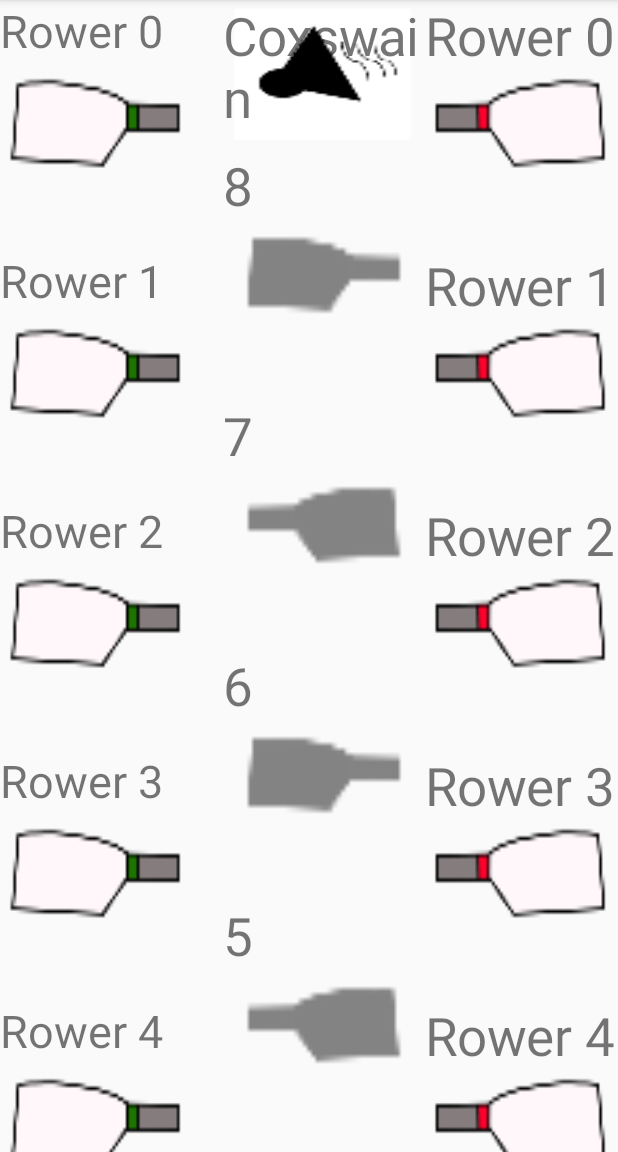
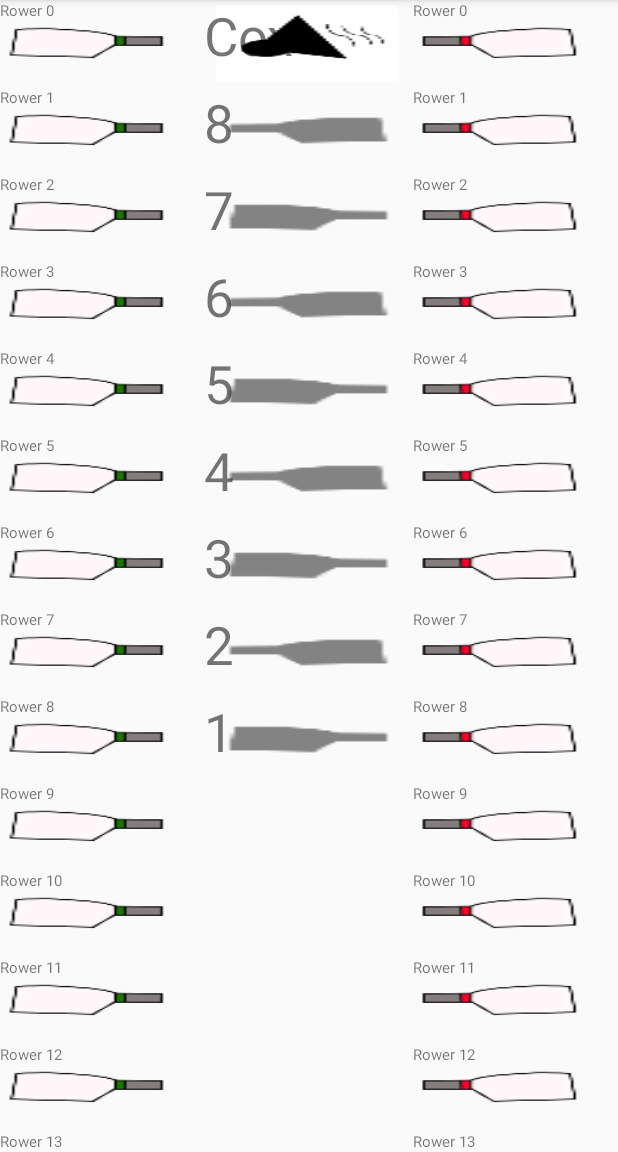
Before and after one commit to ginagr/ThePerfectLineup, an Android app: the screen it shows after launch (DropActivity), on a phone screen of 412 x 824 dp, the part 84-1236 px from its top. Run offline under Robolectric (Android 15) with nearby library versions, the phone set to English and light mode, and no system bars.

Commit message:
Fixed layout

```diff
--- a/app/src/main/java/edu/wpi/www/theperfectlineup/DropActivity.java
+++ b/app/src/main/java/edu/wpi/www/theperfectlineup/DropActivity.java
@@ -3,20 +3,20 @@
 import android.os.Bundle;
 import android.content.ClipData;
 import android.graphics.Typeface;
+import android.util.TypedValue;
+import android.view.Display;
 import android.view.DragEvent;
 import android.view.MotionEvent;
 import android.view.View;
 import android.view.View.DragShadowBuilder;
 import android.view.View.OnDragListener;
 import android.view.View.OnTouchListener;
-import android.view.ViewGroup;
 import android.widget.TextView;
 import android.widget.LinearLayout;
-import android.view.ViewGroup.LayoutParams;
 
 public class DropActivity extends AppCompatActivity {
 
-    private int numOfRowers = 10;        //TODO fill with roster data
+    private int numOfRowers = 15;        //TODO fill with roster data
     private TextView[] portRowers = new TextView[numOfRowers];  //TODO add textView to portrower obj
     private TextView[] starRowers = new TextView[numOfRowers];
 
@@ -25,12 +25,16 @@
         super.onCreate(savedInstanceState);
         setContentView(R.layout.activity_drop);
 
-        addRowers();
+        Display display = getWindowManager().getDefaultDisplay();
+        int width = display.getWidth();
 
-        addBoat();TextView temp = new TextView(this);
+        addRowers(width);
+
+        addBoat(width);
+        TextView temp = new TextView(this);
     }
 
-    public void addRowers()
+    public void addRowers(int width)
     {
         //TODO call either port or starboard method by id
 
@@ -42,9 +46,9 @@
             portRowers[i] = new TextView(this);     //TODO initialize in portrower object
             portRowers[i].setText("Rower " + i);    //TODO change i to name attribute
             portRowers[i].setBackgroundResource(R.drawable.portrower);
-            portRowers[i].setTextSize(1, 35);
-            portRowers[i].setWidth(450);
-            portRowers[i].setHeight(250);
+            portRowers[i].setTextSize(TypedValue.COMPLEX_UNIT_SP, 10);
+            portRowers[i].setWidth((int) (width / 3 * .85));
+            portRowers[i].setHeight((int) (width / 3 * .85) / 2);
             portRowers[i].setMaxLines(2);
             portRowers[i].setOnTouchListener(new ChoiceTouchListener());
             layout.addView(portRowers[i]);
@@ -57,44 +61,44 @@
         {
             starRowers[i] = new TextView(this);     //TODO initialize in portrower object
             starRowers[i].setText("Rower " + i);    //TODO change i to name attribute
-            starRowers[i].setTextSize(1, 30);
+            starRowers[i].setTextSize(TypedValue.COMPLEX_UNIT_SP, 10);
             starRowers[i].setBackgroundResource(R.drawable.starboardrower);
-            starRowers[i].setWidth(450);
-            starRowers[i].setHeight(250);
+            starRowers[i].setWidth((int)(width/3*.85));
+            starRowers[i].setHeight((int)(width/3*.85)/2);
             starRowers[i].setMaxLines(3);
             starRowers[i].setOnTouchListener(new ChoiceTouchListener());
             layout2.addView(starRowers[i]);
         }
     }
 
-    public void addBoat()
+    public void addBoat(int width)
     {
         LinearLayout layout = (LinearLayout)findViewById(R.id.boatLinearLayout);
         layout.setScrollContainer(true);
-        layout.getLayoutParams().height = LayoutParams.WRAP_CONTENT;
-        layout.getLayoutParams().width = LayoutParams.WRAP_CONTENT;
         TextView temp = new TextView(this);
-        temp.setText("Coxswain");
+        temp.setText("Cox");
         temp.setTextSize(1, 35);
         temp.setBackgroundResource(R.drawable.cox);
-        temp.setWidth(250);
-        temp.setHeight(150);
+        temp.setWidth((int) (width / 3 * .85));
+        temp.setHeight((int) (width / 3 * .85) / 2);
         temp.setOnDragListener(new ChoiceDragListener());
         layout.addView(temp);
         for (int i = 8; i > 0; i--)
         {
             temp = new TextView(this);
-            if (i % 2 == 0) {
+            if (i % 2 != 0) {
                 temp.setText("" + i);
                 temp.setBackgroundResource(R.drawable.starboardrower_shadow);
-                temp.setHeight(250);
+                temp.setWidth((int) (width / 3 * .85));
+                temp.setHeight((int) (width / 3 * .85) / 2);
                 temp.setTextSize(1, 35);
                 temp.setOnDragListener(new ChoiceDragListener());
                 layout.addView(temp);
             } else {
                 temp.setText("" + i);
                 temp.setBackgroundResource(R.drawable.portrower_shadow);
-                temp.setHeight(250);
+                temp.setWidth((int) (width / 3 * .85));
+                temp.setHeight((int) (width / 3 * .85) / 2);
                 temp.setTextSize(1, 35);
                 temp.setOnDragListener(new ChoiceDragListener());
                 layout.addView(temp);
@@ -143,6 +147,7 @@
                     TextView dropped = (TextView) view;
                     //update the text in the target view to reflect the data being dropped
                     dropTarget.setText(dropped.getText());
+                    dropTarget.setTextSize(TypedValue.COMPLEX_UNIT_SP, 10);
                     //  String temp = dropped.getText().toString();
                     // temp = temp.charAt(temp.length()-1);
                     //  int temp2 = Integer.parseInt(temp);
@@ -152,8 +157,10 @@
                     else {
                         dropTarget.setBackgroundResource(R.drawable.starboardrower);
                     }
-                    dropTarget.setHeight(202);
-                    dropTarget.setWidth(20);
+                    Display display = getWindowManager().getDefaultDisplay();
+                    int width = display.getWidth();
+                    dropTarget.setWidth((int) (width / 3 * .85));
+                    dropTarget.setHeight((int) (width / 3 * .85) / 2);
                     dropTarget.setPaddingRelative(0, 0, 0, 0);
                     //make it bold to highlight the fact that an item has been dropped
                     dropTarget.setTypeface(Typeface.DEFAULT_BOLD);
--- a/app/src/main/res/drawable/portrower.xml
+++ b/app/src/main/res/drawable/portrower.xml
@@ -1,17 +1,6 @@
 <?xml version="1.0" encoding="utf-8"?>
 <layer-list xmlns:android="http://schemas.android.com/apk/res/android" >
     <item
-       android:drawable="@mipmap/port_image"
+        android:drawable="@mipmap/port_image"
         />
-
-    <padding
-        android:bottom="20dp"
-        android:left="20dp"
-        android:right="20dp"
-        android:top="20dp" />
-
-    <size
-        android:height = "120dp"
-        android:width="250dp" />
-
 </layer-list>
--- a/app/src/main/res/drawable/portrower_shadow.xml
+++ b/app/src/main/res/drawable/portrower_shadow.xml
@@ -1,17 +1,6 @@
 <?xml version="1.0" encoding="utf-8"?>
 <layer-list xmlns:android="http://schemas.android.com/apk/res/android" >
     <item
-       android:drawable="@drawable/port_shadow"
+        android:drawable="@drawable/port_shadow"
         />
-
-    <padding
-        android:bottom="20dp"
-        android:left="20dp"
-        android:right="20dp"
-        android:top="20dp" />
-
-    <size
-        android:height = "135dp"
-        android:width="300dp" />
-
 </layer-list>
--- a/app/src/main/res/drawable/starboardrower.xml
+++ b/app/src/main/res/drawable/starboardrower.xml
@@ -1,17 +1,6 @@
 <?xml version="1.0" encoding="utf-8"?>
 <layer-list xmlns:android="http://schemas.android.com/apk/res/android" >
     <item
-       android:drawable="@mipmap/starboard_image"
+        android:drawable="@mipmap/starboard_image"
         />
-
-    <padding
-        android:bottom="20dp"
-        android:left="20dp"
-        android:right="20dp"
-        android:top="20dp" />
-
-    <size
-        android:height = "120dp"
-        android:width="250dp" />
-
 </layer-list>
--- a/app/src/main/res/drawable/starboardrower_shadow.xml
+++ b/app/src/main/res/drawable/starboardrower_shadow.xml
@@ -3,15 +3,4 @@
     <item
         android:drawable="@drawable/starboard_shadow"
         />
-
-    <padding
-        android:bottom="20dp"
-        android:left="20dp"
-        android:right="20dp"
-        android:top="20dp" />
-
-    <size
-        android:height = "135dp"
-        android:width="300dp" />
-
 </layer-list>
--- a/app/src/main/res/layout/activity_drop.xml
+++ b/app/src/main/res/layout/activity_drop.xml
@@ -5,43 +5,47 @@
                android:orientation="horizontal"
                android:weightSum = "4">
 
+    <LinearLayout
+        android:layout_width="wrap_content"
+        android:layout_height="match_parent"
+        android:layout_weight="1.25">
         <ScrollView
-        android:layout_width="155dp"
-        android:layout_height="wrap_content"
-        android:layout_weight="1.25">
+            android:layout_width="wrap_content"
+            android:layout_height="match_parent">
             <LinearLayout xmlns:android="http://schemas.android.com/apk/res/android"
                           android:layout_width="wrap_content"
                           android:layout_height="wrap_content"
                           android:orientation="vertical"
-                      android:layout_weight="1"
+
                           android:id="@+id/starboardRowerLinearLayout">
             </LinearLayout>
         </ScrollView>
+    </LinearLayout>
 
 
     <LinearLayout xmlns:android="http://schemas.android.com/apk/res/android"
                   android:layout_width="wrap_content"
-                  android:layout_height="wrap_content"
-                  android:layout_weight="1.50"
+                  android:layout_height="match_parent"
+                  android:layout_weight="1.5"
                   android:orientation="vertical"
-                  android:paddingLeft="20dp"
-                  android:paddingRight="0dp"
-                  android:id="@+id/boatLinearLayout"
-        >
-
+                  android:id="@+id/boatLinearLayout">
     </LinearLayout>
 
+    <LinearLayout
+        android:layout_width="wrap_content"
+        android:layout_height="match_parent"
+        android:layout_weight="1.25">
         <ScrollView
-        android:layout_width="155dp"
-        android:layout_height="wrap_content"
-        android:layout_weight="1.25">
+            android:layout_width="wrap_content"
+            android:layout_height="match_parent">
             <LinearLayout xmlns:android="http://schemas.android.com/apk/res/android"
                           android:layout_width="wrap_content"
                           android:layout_height="wrap_content"
                           android:orientation="vertical"
-                      android:layout_weight="1"
+
                           android:id="@+id/portRowerLinearLayout">
             </LinearLayout>
         </ScrollView>
+    </LinearLayout>
 
 </LinearLayout>
```
Lines whose indentation alone changed are shown as unchanged.
